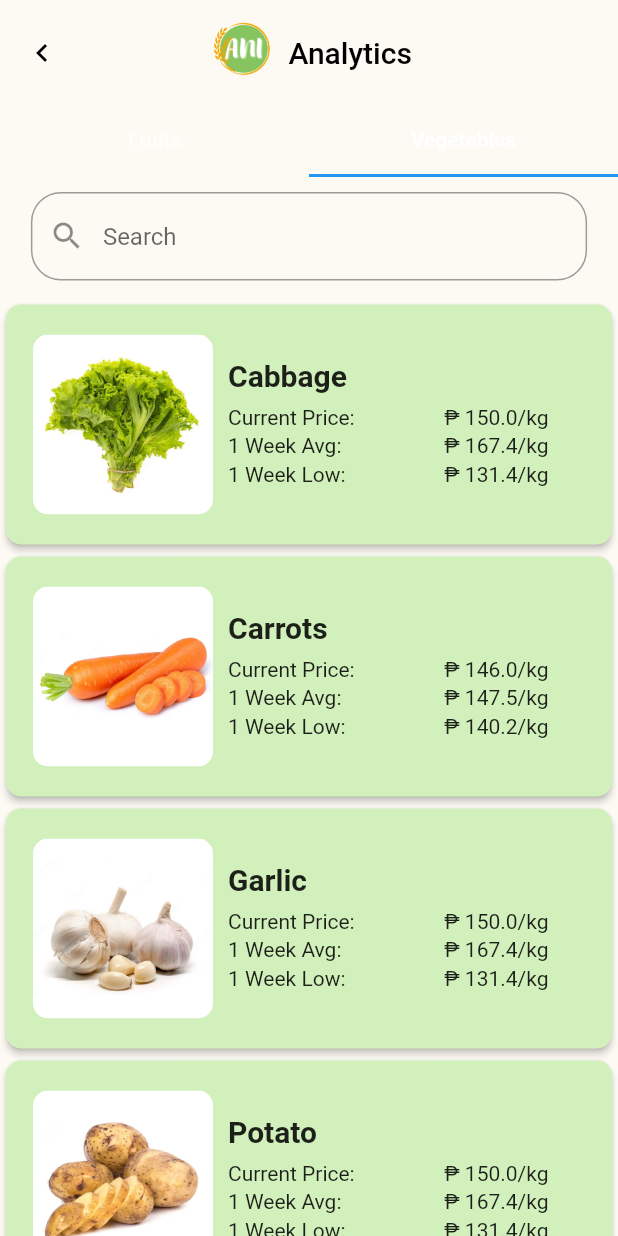
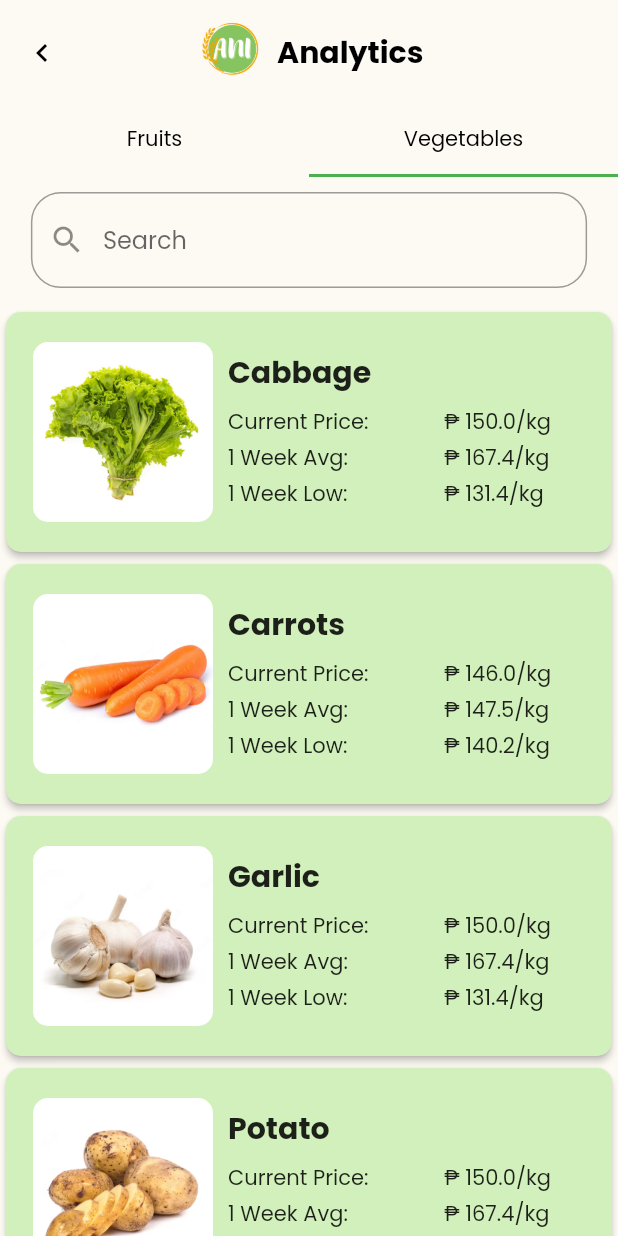
Before and after one commit to ReemanS/cc206-ani, a Flutter app: the screen it shows after launch, tab 2 chosen, on a phone screen of 412 x 824 dp. Run offline on Flutter 3.47's test engine with Material 2 defaults, Android fonts, the phone set to English and light mode, and no system bars.

Commit message:
add text styles

```diff
--- a/lib/features/analytics_page.dart
+++ b/lib/features/analytics_page.dart
@@ -13,10 +13,17 @@ class AnalyticsPage extends StatelessWidget {
       backgroundColor: const Color(0xFFFDFAF4),
       appBar: AppBar(
         bottom: const TabBar(
+          indicatorColor: Colors.green,
           padding: EdgeInsets.only(bottom: 10),
           tabs: [
-            Tab(text: "Fruits"),
-            Tab(text: "Vegetables"),
+            Tab(
+              child: Text("Fruits",
+                  style: TextStyle(fontFamily: "Poppins", color: Colors.black)),
+            ),
+            Tab(
+              child: Text("Vegetables",
+                  style: TextStyle(fontFamily: "Poppins", color: Colors.black)),
+            ),
           ],
         ),
         backgroundColor: Colors.transparent,
@@ -35,7 +42,10 @@ class AnalyticsPage extends StatelessWidget {
             const SizedBox(width: 5),
             const Text(
               "Analytics",
-              style: TextStyle(color: Colors.black),
+              style: TextStyle(
+                  color: Colors.black,
+                  fontFamily: "Poppins",
+                  fontWeight: FontWeight.bold),
             ),
           ],
         ),
@@ -48,6 +58,7 @@ class AnalyticsPage extends StatelessWidget {
               child: TextField(
                 decoration: InputDecoration(
                   hintText: "Search",
+                  hintStyle: const TextStyle(fontFamily: "Poppins"),
                   prefixIcon: const Icon(Icons.search),
                   border: OutlineInputBorder(
                     borderRadius: BorderRadius.circular(20),
@@ -133,7 +144,9 @@ class ItemCard extends StatelessWidget {
                         child: Text(
                           itemName,
                           style: const TextStyle(
-                              fontSize: 20, fontWeight: FontWeight.bold),
+                              fontSize: 20,
+                              fontFamily: "Poppins",
+                              fontWeight: FontWeight.bold),
                         ),
                       ),
                       const SizedBox(),
@@ -143,27 +156,33 @@ class ItemCard extends StatelessWidget {
                     children: [
                       Container(
                         padding: const EdgeInsets.only(bottom: 3),
-                        child: const Text("Current Price:"),
+                        child: const Text("Current Price:",
+                            style: TextStyle(fontFamily: "Poppins")),
                       ),
-                      Text("₱ $currentPrice/kg"),
+                      Text("₱ $currentPrice/kg",
+                          style: const TextStyle(fontFamily: "Poppins")),
                     ],
                   ),
                   TableRow(
                     children: [
                       Container(
                         padding: const EdgeInsets.only(bottom: 3),
-                        child: const Text("1 Week Avg:"),
+                        child: const Text("1 Week Avg:",
+                            style: TextStyle(fontFamily: "Poppins")),
                       ),
-                      Text("₱ $oneWeekAveragePrice/kg"),
+                      Text("₱ $oneWeekAveragePrice/kg",
+                          style: const TextStyle(fontFamily: "Poppins")),
                     ],
                   ),
                   TableRow(
                     children: [
                       Container(
                         padding: const EdgeInsets.only(bottom: 3),
-                        child: const Text("1 Week Low:"),
+                        child: const Text("1 Week Low:",
+                            style: TextStyle(fontFamily: "Poppins")),
                       ),
-                      Text("₱ $oneWeekLowPrice/kg"),
+                      Text("₱ $oneWeekLowPrice/kg",
+                          style: const TextStyle(fontFamily: "Poppins")),
                     ],
                   ),
                 ],
```
Also changed, not shown: pubspec.yaml (+36 -1 lines), assets/fonts/Poppins-Bold.ttf (added), assets/fonts/Poppins-BoldItalic.ttf (added), assets/fonts/Poppins-Italic.ttf (added), assets/fonts/Poppins-Light.ttf (added), assets/fonts/Poppins-LightItalic.ttf (added), assets/fonts/Poppins-Regular.ttf (added).
